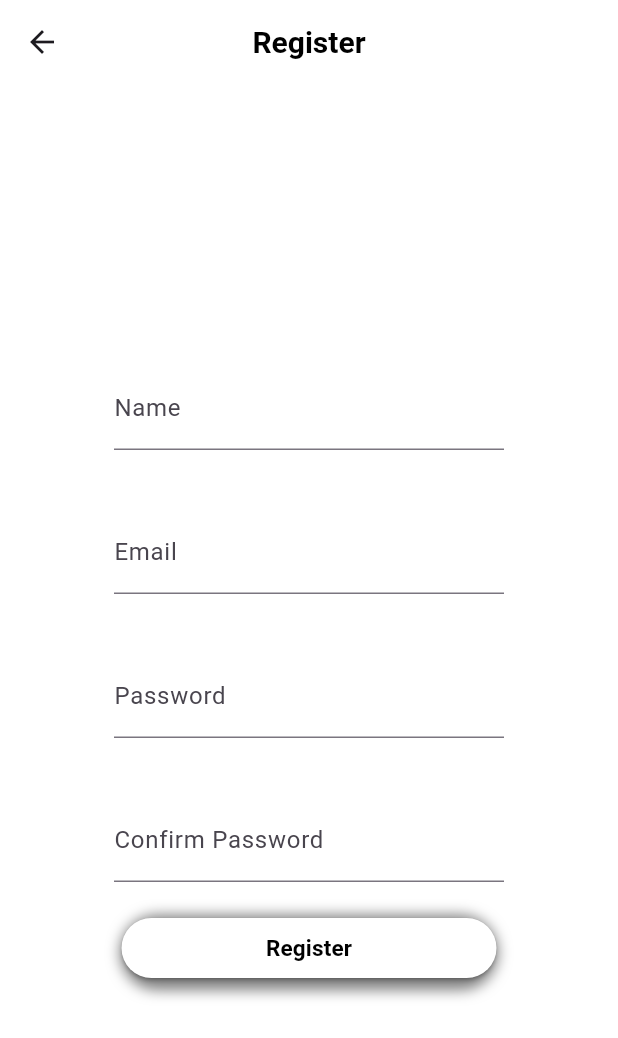
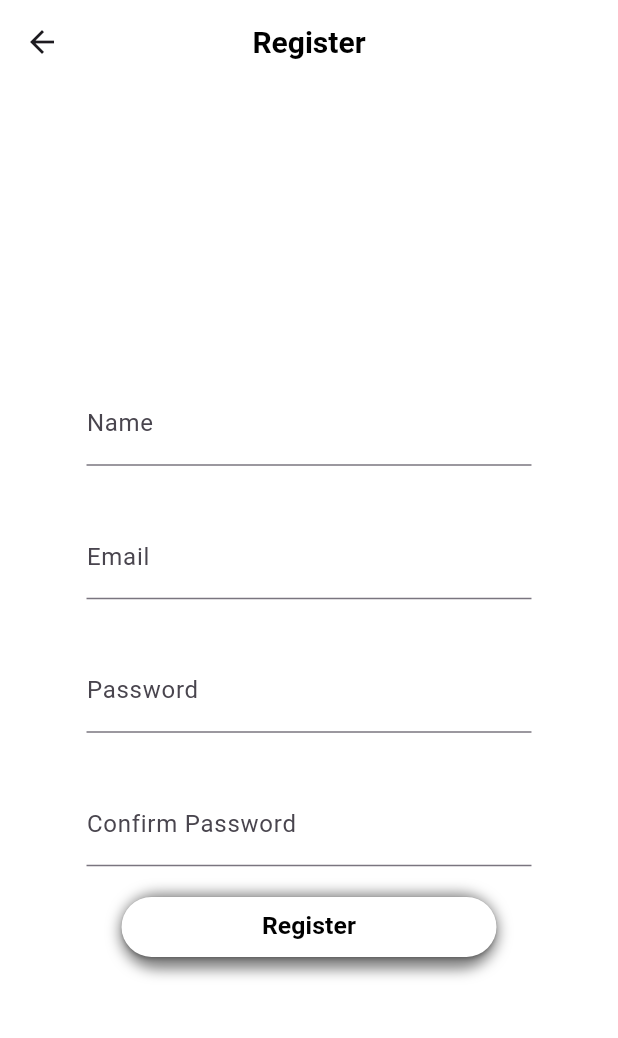
Before and after one commit to KhizarA77/Travel-Planner-Mobile-Application, a Flutter app: the screen it shows after launch, after a tap on "Register", on a phone screen of 412 x 824 dp. Shown: the top 1038 px of the screen. Run offline on Flutter 3.47's test engine with Material 3 defaults, Android fonts, the phone set to English and light mode, and no system bars; our stand-ins replace bloc, cloud_firestore, firebase_auth, firebase_core, flutter_bloc, flutter_screenutil and 4 more; missing offline and left inert: flutter_facebook_auth; accounts and stored records are empty; network calls fail.

Commit message:
Bug fixes

```diff
--- a/lib/main.dart
+++ b/lib/main.dart
@@ -5,6 +5,7 @@ import 'package:travelhive/firebase_options.dart';
 import 'package:travelhive/views/home_view/home_page.dart';
 import 'package:travelhive/views/login_view/login_page.dart';
 import 'package:firebase_auth/firebase_auth.dart';
+import 'package:flutter_screenutil/flutter_screenutil.dart';
 
 Future<void> main() async {
   WidgetsFlutterBinding.ensureInitialized();
@@ -21,6 +22,9 @@ class MyApp extends StatelessWidget {
   // This widget is the root of your application.
   @override
   Widget build(BuildContext context) {
+    return ScreenUtilInit(
+      designSize: const Size(375, 812),
+      builder: (context, child) {
         return MaterialApp(
           title: 'Travel Hive',
           theme: ThemeData(
@@ -28,7 +32,11 @@ class MyApp extends StatelessWidget {
             useMaterial3: true,
           ),
           // home: const LoginPage(),
-      home: FirebaseAuth.instance.currentUser == null ? const LoginPage() : HomePage(),
+          home: FirebaseAuth.instance.currentUser == null
+              ? const LoginPage()
+              : HomePage(),
+        );
+      },
     );
   }
 }
--- a/lib/services/auth_service.dart
+++ b/lib/services/auth_service.dart
@@ -103,6 +103,7 @@ class AuthService {
           'photoUrl': userCredential.user!.photoURL ?? '',
           'wishlist': [],
           'notifications': [],
+          'bookings': [],
         };
         UserModel userModel = UserModel.fromMap(userMap);
         await _userCollectionService.addUserToCollection(userModel: userModel);
@@ -145,6 +146,7 @@ class AuthService {
           'photoUrl': userCredential.user!.photoURL ?? '',
           'wishlist': [],
           'notifications': [],
+          'bookings': [],
         };
         UserModel userModel = UserModel.fromMap(userMap);
         await _userCollectionService.addUserToCollection(userModel: userModel);
--- a/lib/views/login_view/login_page.dart
+++ b/lib/views/login_view/login_page.dart
@@ -1,4 +1,5 @@
 import 'package:flutter/material.dart';
+import 'package:flutter_screenutil/flutter_screenutil.dart';
 import 'package:travelhive/views/register_view/register_page.dart';
 import 'package:travelhive/widgets/login_widgets/facebook_button.dart';
 import 'package:travelhive/widgets/login_widgets/forget_button.dart';
@@ -17,7 +18,7 @@ class LoginPage extends StatelessWidget {
     Color color = const Color.fromARGB(255, 255, 255, 255);
     return Scaffold(
       appBar: AppBar(
-        title: const Text('Login', style: TextStyle(color: Colors.black, fontSize: 20, fontWeight: FontWeight.bold)),
+        title: Text('Login', style: TextStyle(color: Colors.black, fontSize: 20.sp, fontWeight: FontWeight.bold)),
         centerTitle: true,
         backgroundColor: color,
       ),
@@ -30,11 +31,11 @@ class LoginPage extends StatelessWidget {
             CustomTextField(labelText: 'Password', obscureText: true, controller: passwordController,),
             ForgetButton(emailController: emailController),
             LoginButton(emailController: emailController, passwordController: passwordController,),
-            SizedBox(height: 10),
+            SizedBox(height: 10.h),
             Row(
               mainAxisAlignment: MainAxisAlignment.center,
               children: [
-                Text('Don\'t have an account?', style: TextStyle(color: Colors.black, fontSize: 15, fontWeight: FontWeight.bold),),
+                Text('Don\'t have an account?', style: TextStyle(color: Colors.black, fontSize: 15.sp, fontWeight: FontWeight.bold),),
                 TextButton(
                   onPressed: () {
                     Navigator.push(
@@ -42,13 +43,13 @@ class LoginPage extends StatelessWidget {
                       MaterialPageRoute(builder: (context) => RegisterPage()),
                     );
                   },
-                  child: const Text('Register', style: TextStyle(color: Color.fromARGB(255, 38, 0, 255), fontSize: 15, fontWeight: FontWeight.bold), textAlign: TextAlign.start,),
+                  child: Text('Register', style: TextStyle(color: Color.fromARGB(255, 38, 0, 255), fontSize: 15.sp, fontWeight: FontWeight.bold), textAlign: TextAlign.start,),
                 ),
               ],
             ),
-            const SizedBox(height: 10),
+            SizedBox(height: 5.h),
             const Text('OR', style: TextStyle(color: Colors.black, fontSize: 20, fontWeight: FontWeight.bold)),
-            const SizedBox(height: 10),
+            SizedBox(height: 5.h),
             const GoogleButton(),
             const FacebookButton(),
           ],
--- a/lib/widgets/login_widgets/facebook_button.dart
+++ b/lib/widgets/login_widgets/facebook_button.dart
@@ -1,6 +1,8 @@
 import 'package:flutter/material.dart';
+import 'package:flutter_screenutil/flutter_screenutil.dart';
 import 'package:sign_in_button/sign_in_button.dart';
 import 'package:travelhive/services/auth_service.dart';
+import 'package:travelhive/views/home_view/home_page.dart';
 
 class FacebookButton extends StatelessWidget {
   const FacebookButton({Key? key}) : super(key: key);
@@ -9,7 +11,7 @@ class FacebookButton extends StatelessWidget {
   Widget build(BuildContext context) {
     return Container(
       decoration: BoxDecoration(
-        borderRadius: BorderRadius.circular(30.0),
+        borderRadius: BorderRadius.circular(30.0.sp),
         boxShadow: [
           BoxShadow(
             color: const Color.fromARGB(255, 0, 0, 0).withOpacity(0.5),
@@ -22,8 +24,10 @@ class FacebookButton extends StatelessWidget {
       child: SignInButton(Buttons.facebook, text: "Continue With Facebook", onPressed: () async {
         String response = await AuthService().continueWithFacebook();
         if (response == 'Success') {
-          print('object');
+          // ignore: use_build_context_synchronously
+          Navigator.pushAndRemoveUntil(context, MaterialPageRoute(builder: (context) => HomePage()), (_) => false);
         } else {
+          // ignore: use_build_context_synchronously
           ScaffoldMessenger.of(context).showSnackBar(SnackBar(
             content: Text(response),
           ));
--- a/lib/widgets/login_widgets/forget_button.dart
+++ b/lib/widgets/login_widgets/forget_button.dart
@@ -1,4 +1,5 @@
 import 'package:flutter/material.dart';
+import 'package:flutter_screenutil/flutter_screenutil.dart';
 import 'package:top_snackbar_flutter/custom_snack_bar.dart';
 import 'package:top_snackbar_flutter/top_snack_bar.dart';
 import 'package:travelhive/services/auth_service.dart';
@@ -30,11 +31,11 @@ class ForgetButton extends StatelessWidget {
           );
         }
       },
-      child: const Text(
+      child: Text(
         'Forgot Password?',
         style: TextStyle(
             color: Color.fromARGB(255, 38, 0, 255),
-            fontSize: 15,
+            fontSize: 15.sp,
             fontWeight: FontWeight.bold),
         textAlign: TextAlign.right,
       ),
--- a/lib/widgets/login_widgets/google_button.dart
+++ b/lib/widgets/login_widgets/google_button.dart
@@ -1,6 +1,8 @@
+import 'package:flutter_screenutil/flutter_screenutil.dart';
 import 'package:sign_in_button/sign_in_button.dart';
 import 'package:flutter/material.dart';
 import 'package:travelhive/services/auth_service.dart';
+import 'package:travelhive/views/home_view/home_page.dart';
 
 
 class GoogleButton extends StatelessWidget {
@@ -11,7 +13,7 @@ class GoogleButton extends StatelessWidget {
   Widget build(BuildContext context) {
     return Container(
       decoration: BoxDecoration(
-        borderRadius: BorderRadius.circular(30.0),
+        borderRadius: BorderRadius.circular(30.0.sp),
         boxShadow: [
           BoxShadow(
             color: const Color.fromARGB(255, 0, 0, 0).withOpacity(0.5),
@@ -24,8 +26,10 @@ class GoogleButton extends StatelessWidget {
       child: SignInButton(Buttons.google, text: "Continue With Google", onPressed: () async {
         String response = await AuthService().continueWithGoogle();
         if (response == 'Success') {
-          print('object');
+          // ignore: use_build_context_synchronously
+          Navigator.pushAndRemoveUntil(context, MaterialPageRoute(builder: (context) => HomePage()), (_) => false);
         } else {
+          // ignore: use_build_context_synchronously
           ScaffoldMessenger.of(context).showSnackBar(SnackBar(
             content: Text(response),
           ));
--- a/lib/widgets/login_widgets/login_button.dart
+++ b/lib/widgets/login_widgets/login_button.dart
@@ -1,4 +1,5 @@
 import 'package:flutter/material.dart';
+import 'package:flutter_screenutil/flutter_screenutil.dart';
 import 'package:top_snackbar_flutter/custom_snack_bar.dart';
 import 'package:top_snackbar_flutter/top_snack_bar.dart';
 import 'package:travelhive/services/auth_service.dart';
@@ -16,7 +17,7 @@ class LoginButton extends StatelessWidget {
     return Container(
       width: 250,
       decoration: BoxDecoration(
-        borderRadius: BorderRadius.circular(30.0),
+        borderRadius: BorderRadius.circular(30.0.sp),
         boxShadow: [
           BoxShadow(
             color: const Color.fromARGB(255, 0, 0, 0).withOpacity(0.5),
--- a/lib/widgets/login_widgets/text_fields.dart
+++ b/lib/widgets/login_widgets/text_fields.dart
@@ -1,4 +1,5 @@
 import 'package:flutter/material.dart';
+import 'package:flutter_screenutil/flutter_screenutil.dart';
 
 class CustomTextField extends StatefulWidget {
   final String labelText;
@@ -15,8 +16,8 @@ class _CustomTextFieldState extends State<CustomTextField> {
   @override
   Widget build(BuildContext context) {
     return Container(
-      width: 300,
-      padding: EdgeInsets.all(20),
+      width: 300.w,
+      padding: EdgeInsets.all(15.sp),
       decoration: BoxDecoration(
         borderRadius: BorderRadius.circular(30.0),
         // color: Colors.blueGrey[50],
--- a/lib/widgets/register_widgets/register_button.dart
+++ b/lib/widgets/register_widgets/register_button.dart
@@ -1,5 +1,6 @@
 import 'package:flutter/material.dart';
 import 'package:flutter_bloc/flutter_bloc.dart';
+import 'package:flutter_screenutil/flutter_screenutil.dart';
 import 'package:travelhive/services/auth_service.dart';
 import 'package:travelhive/views/verification_view/verification_page.dart';
 import 'package:top_snackbar_flutter/custom_snack_bar.dart';
@@ -25,7 +26,7 @@ class RegisterButton extends StatelessWidget {
     return Container(
       width: 250,
       decoration:
-          BoxDecoration(borderRadius: BorderRadius.circular(30.0), boxShadow: [
+          BoxDecoration(borderRadius: BorderRadius.circular(30.0.sp), boxShadow: [
         BoxShadow(
           color: const Color.fromARGB(255, 0, 0, 0).withOpacity(0.5),
           spreadRadius: 1,
@@ -55,7 +56,7 @@ class RegisterButton extends StatelessWidget {
             style: ElevatedButton.styleFrom(
               backgroundColor: Colors.white,
               shape: RoundedRectangleBorder(
-                borderRadius: BorderRadius.circular(30.0),
+                borderRadius: BorderRadius.circular(30.0.sp),
               ),
             ),
             onPressed: state is RegisterLoading
@@ -81,11 +82,11 @@ class RegisterButton extends StatelessWidget {
                 ? CircularProgressIndicator(
                     valueColor: AlwaysStoppedAnimation<Color>(Colors.black),
                   )
-                : const Text(
+                : Text(
                     'Register',
                     style: TextStyle(
                         color: Colors.black,
-                        fontSize: 15,
+                        fontSize: 15.sp,
                         fontWeight: FontWeight.bold),
                   ),
           );
--- a/pubspec.yaml
+++ b/pubspec.yaml
@@ -20,6 +20,7 @@ dependencies:
   top_snackbar_flutter: ^3.1.0
   intl: ^0.20.1
   smooth_page_indicator: ^1.0.0
+  flutter_screenutil: ^5.9.3
 
 
 dev_dependencies:
```
Also changed, not shown: lib/widgets/home_widgets/listing_card.dart (+19 -18 lines), lib/widgets/home_widgets/page_container.dart (+5 -4 lines), lib/widgets/home_widgets/search_bar.dart (+11 -10 lines), pubspec.lock. Lines whose indentation alone changed are shown as unchanged.
